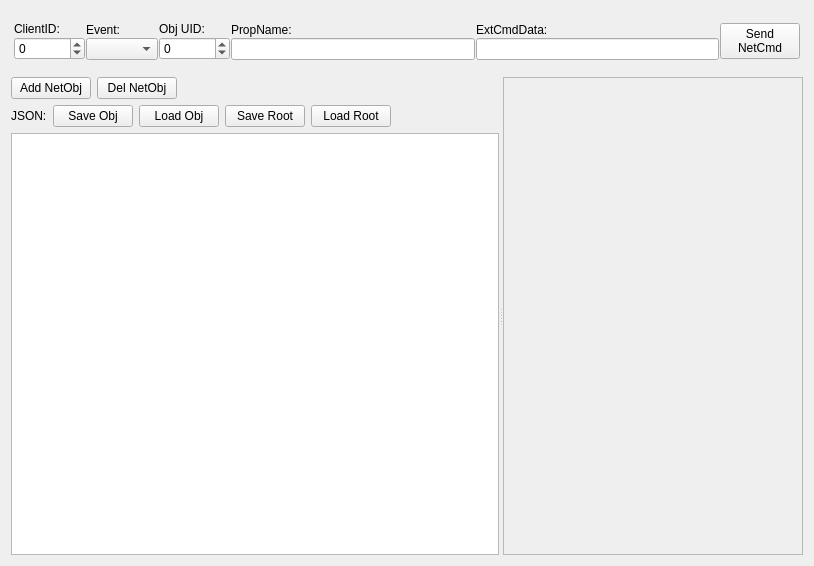
This is Lib/Net/NetObj_Monitor.ui in break11/AutoStorage as Qt 5 draws it before an edit. The edited form follows.
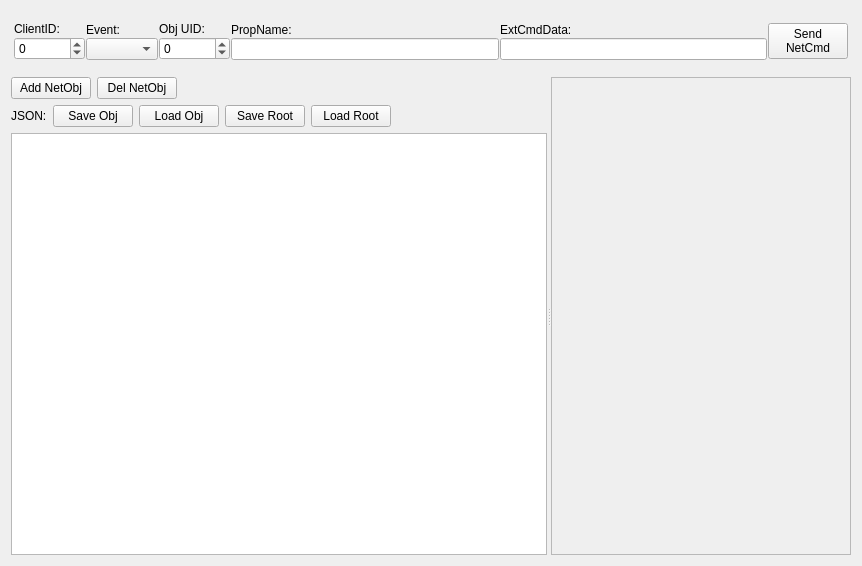
This is the edited form. Icons and pictures are not drawn.

```diff
--- a/Lib/Net/NetObj_Monitor.ui
+++ b/Lib/Net/NetObj_Monitor.ui
@@ -6,7 +6,7 @@
    <rect>
     <x>0</x>
     <y>0</y>
-    <width>814</width>
+    <width>862</width>
     <height>566</height>
    </rect>
   </property>
@@ -160,7 +160,7 @@
      <property name="orientation">
       <enum>Qt::Horizontal</enum>
      </property>
-     <widget class="QWidget" name="">
+     <widget class="QWidget" name="layoutWidget">
       <layout class="QVBoxLayout" name="verticalLayout_2">
        <item>
         <layout class="QHBoxLayout" name="horizontalLayout">
@@ -317,7 +317,7 @@
         <rect>
          <x>0</x>
          <y>0</y>
-         <width>315</width>
+         <width>296</width>
          <height>478</height>
         </rect>
        </property>
```
